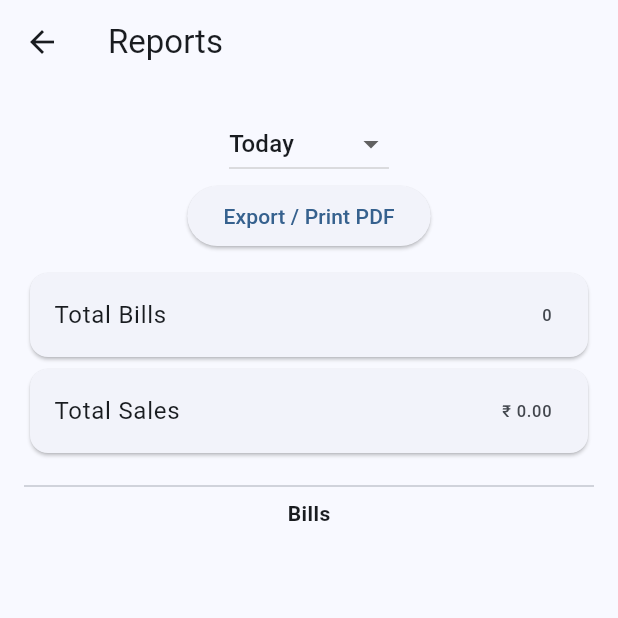
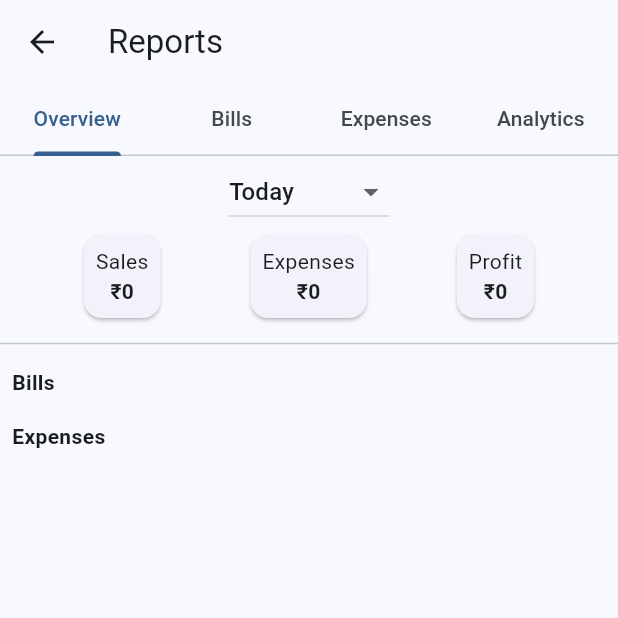
Before and after one commit to adhil948/flutter-new-pos-app, a Flutter app: the screen it shows after launch, after a tap on "Reports", on a phone screen of 412 x 824 dp, the top half of it. Run offline on Flutter 3.47's test engine with Material 3 defaults, Android fonts, the phone set to English and light mode, and no system bars; our stand-ins replace flutter_riverpod, pdf, printing, sqflite; accounts and stored records are empty.

Commit message:
Add payment breakdown and expense reporting functionality to reports screen

```diff
--- a/adhils_pos/lib/presentation/screens/reports_screen.dart
+++ b/adhils_pos/lib/presentation/screens/reports_screen.dart
@@ -2,9 +2,6 @@ import 'package:flutter/material.dart';
 import 'package:flutter_riverpod/flutter_riverpod.dart';
 import 'package:intl/intl.dart';
 import '../../core/utils/providers.dart';
-import 'bill_details_screen.dart';
-import '../../core/services/pdf_service.dart';
-
 
 class ReportsScreen extends ConsumerStatefulWidget {
   const ReportsScreen({super.key});
@@ -14,17 +11,28 @@ class ReportsScreen extends ConsumerStatefulWidget {
       _ReportsScreenState();
 }
 
-class _ReportsScreenState extends ConsumerState<ReportsScreen> {
+class _ReportsScreenState
+    extends ConsumerState<ReportsScreen>
+    with SingleTickerProviderStateMixin {
 
   String selectedFilter = "Today";
 
+  late TabController _tabController;
+
   int totalBills = 0;
   double totalSales = 0;
+  double totalExpenses = 0;
+  double profit = 0;
+
+  Map<String, double> paymentBreakdown = {};
+
   List<Map<String, dynamic>> bills = [];
+  List<Map<String, dynamic>> expenses = [];
 
   @override
   void initState() {
     super.initState();
+    _tabController = TabController(length: 4, vsync: this);
     loadReport();
   }
 
@@ -33,22 +41,28 @@ class _ReportsScreenState extends ConsumerState<ReportsScreen> {
 
     if (selectedFilter == "Today") {
       final start = DateTime(now.year, now.month, now.day);
-      return DateTimeRange(start: start, end: start.add(const Duration(days: 1)));
+      return DateTimeRange(
+          start: start,
+          end: start.add(const Duration(days: 1)));
     }
 
     if (selectedFilter == "This Week") {
-      final start = now.subtract(Duration(days: now.weekday - 1));
-      final cleanStart = DateTime(start.year, start.month, start.day);
-      return DateTimeRange(start: cleanStart, end: cleanStart.add(const Duration(days: 7)));
+      final start =
+          now.subtract(Duration(days: now.weekday - 1));
+      final cleanStart =
+          DateTime(start.year, start.month, start.day);
+      return DateTimeRange(
+          start: cleanStart,
+          end: cleanStart.add(const Duration(days: 7)));
     }
 
     if (selectedFilter == "This Month") {
       final start = DateTime(now.year, now.month, 1);
-      final end = DateTime(now.year, now.month + 1, 1);
+      final end =
+          DateTime(now.year, now.month + 1, 1);
       return DateTimeRange(start: start, end: end);
     }
 
-    // All Time
     return DateTimeRange(
       start: DateTime(2000),
       end: DateTime(2100),
@@ -56,19 +70,43 @@ class _ReportsScreenState extends ConsumerState<ReportsScreen> {
   }
 
   Future<void> loadReport() async {
-    final repo = ref.read(billRepositoryProvider);
+    final billRepo =
+        ref.read(billRepositoryProvider);
+    final expenseRepo =
+        ref.read(expenseRepositoryProvider);
+
     final range = getRange();
 
     final summary =
-        await repo.getReportByRange(range.start, range.end);
+        await billRepo.getReportByRange(
+            range.start, range.end);
 
     final billList =
-        await repo.getBillsByRange(range.start, range.end);
+        await billRepo.getBillsByRange(
+            range.start, range.end);
+
+    final expenseList =
+        await expenseRepo.getExpensesByRange(
+            range.start, range.end);
+
+    final expenseTotal =
+        await expenseRepo.getTotalExpenseByRange(
+            range.start, range.end);
+
+    final payment =
+        await billRepo.getPaymentBreakdown(
+            range.start, range.end);
 
     setState(() {
       totalBills = summary['total_bills'] ?? 0;
-      totalSales = (summary['total_sales'] ?? 0).toDouble();
+      totalSales =
+          (summary['total_sales'] ?? 0).toDouble();
+      totalExpenses = expenseTotal;
+      profit = totalSales - totalExpenses;
+
       bills = billList;
+      expenses = expenseList;
+      paymentBreakdown = payment;
     });
   }
 
@@ -77,20 +115,34 @@ class _ReportsScreenState extends ConsumerState<ReportsScreen> {
     return Scaffold(
       appBar: AppBar(
         title: const Text("Reports"),
+        bottom: TabBar(
+          controller: _tabController,
+          tabs: const [
+            Tab(text: "Overview"),
+            Tab(text: "Bills"),
+            Tab(text: "Expenses"),
+            Tab(text: "Analytics"),
+          ],
         ),
-      body: Padding(
-        padding: const EdgeInsets.all(16),
-        child: Column(
+      ),
+      body: Column(
         children: [
 
-            // FILTER DROPDOWN
+          // FILTER
           DropdownButton<String>(
             value: selectedFilter,
             items: const [
-                DropdownMenuItem(value: "Today", child: Text("Today")),
-                DropdownMenuItem(value: "This Week", child: Text("This Week")),
-                DropdownMenuItem(value: "This Month", child: Text("This Month")),
-                DropdownMenuItem(value: "All Time", child: Text("All Time")),
+              DropdownMenuItem(
+                  value: "Today", child: Text("Today")),
+              DropdownMenuItem(
+                  value: "This Week",
+                  child: Text("This Week")),
+              DropdownMenuItem(
+                  value: "This Month",
+                  child: Text("This Month")),
+              DropdownMenuItem(
+                  value: "All Time",
+                  child: Text("All Time")),
             ],
             onChanged: (value) {
               setState(() {
@@ -99,82 +151,164 @@ class _ReportsScreenState extends ConsumerState<ReportsScreen> {
               loadReport();
             },
           ),
-ElevatedButton(
-  onPressed: () async {
-    final file = await PdfService.generateReportPdf(
-      title: selectedFilter + " Report",
-      totalBills: totalBills,
-      totalSales: totalSales,
-      bills: bills,
-    );
 
-    await PdfService.printPdf(file);
-  },
-  child: const Text("Export / Print PDF"),
-),
-            const SizedBox(height: 10),
-
-            // SUMMARY
-            Card(
-              child: ListTile(
-                title: const Text("Total Bills"),
-                trailing: Text("$totalBills"),
-              ),
-            ),
-            Card(
-              child: ListTile(
-                title: const Text("Total Sales"),
-                trailing: Text("₹ ${totalSales.toStringAsFixed(2)}"),
-              ),
-            ),
-
-            const SizedBox(height: 10),
-
-            const Divider(),
-
-            const Text(
-              "Bills",
-              style: TextStyle(fontWeight: FontWeight.bold),
+          // SUMMARY CARDS
+          Row(
+            mainAxisAlignment:
+                MainAxisAlignment.spaceEvenly,
+            children: [
+              summaryCard("Sales", totalSales),
+              summaryCard(
+                  "Expenses", totalExpenses),
+              summaryCard("Profit", profit),
+            ],
           ),
 
           const SizedBox(height: 5),
 
-            // BILL LIST
+          // PAYMENT BREAKDOWN
+          Wrap(
+            spacing: 10,
+            children: paymentBreakdown.entries
+                .map((e) => Chip(
+                      label: Text(
+                          "${e.key}: ₹${e.value.toStringAsFixed(0)}"),
+                    ))
+                .toList(),
+          ),
+
+          const Divider(),
+
           Expanded(
-              child: ListView.builder(
-                itemCount: bills.length,
-                itemBuilder: (context, index) {
-                  final bill = bills[index];
-                  final date = DateTime.parse(bill['date']);
-                  final formattedDate =
-                      DateFormat('dd MMM yyyy – hh:mm a')
-                          .format(date);
+            child: TabBarView(
+              controller: _tabController,
+              children: [
+                buildOverview(),
+                buildBills(),
+                buildExpenses(),
+                const Center(
+                    child: Text(
+                        "Analytics coming next")),
+              ],
+            ),
+          )
+        ],
+      ),
+    );
+  }
 
+  Widget summaryCard(String title, double value) {
     return Card(
-                    child: ListTile(
-                      title: Text("Bill #${bill['id']}"),
-                      subtitle: Text(formattedDate),
-                      trailing: Text(
-                        "₹ ${bill['total']}",
+      child: Padding(
+        padding: const EdgeInsets.all(8),
+        child: Column(
+          children: [
+            Text(title),
+            Text(
+              "₹${value.toStringAsFixed(0)}",
               style: const TextStyle(
                   fontWeight: FontWeight.bold),
-                      ),
-                      onTap: () {
-  Navigator.push(
-    context,
-    MaterialPageRoute(
-      builder: (_) => BillDetailsScreen(bill: bill),
-    ),
-  );
-},
-                    ),
-                  );
-                },
-              ),
-            ),
+            )
           ],
         ),
       ),
     );
   }
+
+  Widget buildOverview() {
+    return ListView(
+      children: [
+        const Padding(
+          padding: EdgeInsets.all(8),
+          child: Text("Bills",
+              style:
+                  TextStyle(fontWeight: FontWeight.bold)),
+        ),
+        ...bills.take(5).map((b) =>
+            ListTile(
+              title: Text(
+                  "Bill #${b['id']} - ₹${b['total']}"),
+            )),
+
+        const Padding(
+          padding: EdgeInsets.all(8),
+          child: Text("Expenses",
+              style:
+                  TextStyle(fontWeight: FontWeight.bold)),
+        ),
+        ...expenses.take(5).map((e) =>
+            ListTile(
+              title: Text(
+                  "${e['category_name']} - ₹${e['amount']}"),
+            )),
+      ],
+    );
   }
+
+  Widget buildBills() {
+    return ListView.builder(
+      itemCount: bills.length,
+      itemBuilder: (context, index) {
+        final bill = bills[index];
+
+        return Dismissible(
+          key: Key("bill_${bill['id']}"),
+          background: Container(
+            color: Colors.red,
+            alignment: Alignment.centerRight,
+            padding:
+                const EdgeInsets.only(right: 20),
+            child: const Icon(Icons.delete,
+                color: Colors.white),
+          ),
+          direction: DismissDirection.endToStart,
+          onDismissed: (_) async {
+            await ref
+                .read(billRepositoryProvider)
+                .deleteBill(bill['id']);
+            loadReport();
+          },
+          child: ListTile(
+            title: Text(
+                "Bill #${bill['id']} - ₹${bill['total']}"),
+            subtitle:
+                Text(bill['payment_type']),
+          ),
+        );
+      },
+    );
+  }
+
+  Widget buildExpenses() {
+    return ListView.builder(
+      itemCount: expenses.length,
+      itemBuilder: (context, index) {
+        final expense = expenses[index];
+
+        return Dismissible(
+          key: Key("expense_${expense['id']}"),
+          background: Container(
+            color: Colors.red,
+            alignment: Alignment.centerRight,
+            padding:
+                const EdgeInsets.only(right: 20),
+            child: const Icon(Icons.delete,
+                color: Colors.white),
+          ),
+          direction: DismissDirection.endToStart,
+          onDismissed: (_) async {
+            await ref
+                .read(expenseRepositoryProvider)
+                .deleteExpense(expense['id']);
+            loadReport();
+          },
+          child: ListTile(
+            title: Text(
+                "${expense['category_name']} - ₹${expense['amount']}"),
+            subtitle: Text(expense['note'] ?? ""),
+          ),
+        );
+      },
+    );
+  }
+}
```
Also changed, not shown: adhils_pos/lib/data/datasources/local/bill_local_datasource.dart (+40 -0 lines), adhils_pos/lib/data/datasources/local/expense_local_datasource.dart (+31 -0 lines), adhils_pos/lib/data/repositories/bill_repository.dart (+9 -0 lines), adhils_pos/lib/data/repositories/expense_repository.dart (+10 -0 lines). Lines whose indentation alone changed are shown as unchanged.
